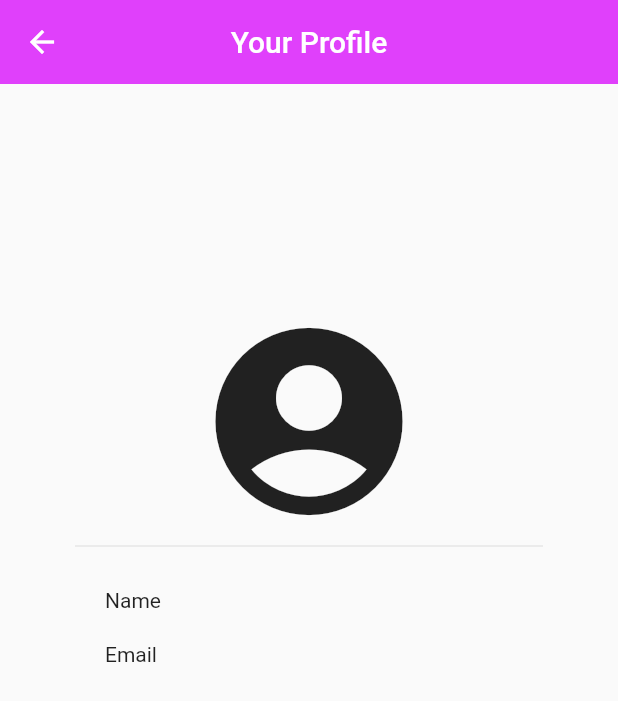
After one commit to DarkNinja15/chat_app, a Flutter app: the ProfilePage screen opened directly, on a phone screen of 412 x 824 dp. The commit adds this screen. Shown: the top 701 px of the screen. Run offline on Flutter 3.47's test engine with Material 2 defaults, Android fonts, the phone set to English and light mode, and no system bars; our stand-ins replace cloud_firestore, firebase_auth, firebase_core, flutter_spinkit, google_fonts; missing offline and left inert: fancy_drawer; accounts and stored records are empty.

Commit message:
profile screen completed

```diff
--- a/chat_app/lib/pages/home_page.dart
+++ b/chat_app/lib/pages/home_page.dart
@@ -1,5 +1,6 @@
 import 'package:chat_app/auth&database/authmethods.dart';
 import 'package:chat_app/pages/login_page.dart';
+import 'package:chat_app/pages/profile_page.dart';
 import 'package:chat_app/pages/search_page.dart';
 import 'package:chat_app/shared/loading1.dart';
 import 'package:cloud_firestore/cloud_firestore.dart';
@@ -116,7 +117,13 @@ class _HomePageState extends State<HomePage> with TickerProviderStateMixin {
                 ),
               ),
               TextButton.icon(
-                onPressed: () {},
+                onPressed: () {
+                  Navigator.of(context).push(
+                    MaterialPageRoute(
+                      builder: (context) => const ProfilePage(),
+                    ),
+                  );
+                },
                 icon: const Icon(
                   Icons.account_circle,
                   color: Colors.purpleAccent,
--- a/chat_app/lib/pages/login_page.dart
+++ b/chat_app/lib/pages/login_page.dart
@@ -103,9 +103,7 @@ class _LoginPageState extends State<LoginPage> {
                                 context: context,
                                 builder: (BuildContext buildcontext) {
                                   _timer =
-                                      Timer(const Duration(seconds: 1), () {
-                                    Navigator.of(context).pop();
-                                  });
+                                      Timer(const Duration(seconds: 5), () {});
                                   return ClipRRect(
                                     borderRadius: BorderRadius.circular(50),
                                     child: AlertDialog(
--- /dev/null
+++ b/chat_app/lib/pages/profile_page.dart
@@ -0,0 +1,110 @@
+import 'package:chat_app/shared/loading1.dart';
+import 'package:cloud_firestore/cloud_firestore.dart';
+import 'package:firebase_auth/firebase_auth.dart';
+import 'package:flutter/material.dart';
+
+class ProfilePage extends StatefulWidget {
+  const ProfilePage({super.key});
+
+  @override
+  State<ProfilePage> createState() => _ProfilePageState();
+}
+
+class _ProfilePageState extends State<ProfilePage> {
+  var userdata = {};
+  bool _isloading = false;
+  String profileImageUrl = '';
+  @override
+  void initState() {
+    getdata();
+    super.initState();
+  }
+
+  getdata() async {
+    setState(() {
+      _isloading = true;
+    });
+    try {
+      final uid = FirebaseAuth.instance.currentUser!.uid;
+      final usersnap =
+          await FirebaseFirestore.instance.collection('users').doc(uid).get();
+      userdata = usersnap.data()!;
+      print(userdata['name']);
+      if (userdata['profilePic'] != null) {
+        profileImageUrl = userdata['profilePic'];
+      }
+    } catch (e) {
+      print(e.toString());
+    }
+    setState(() {
+      _isloading = false;
+    });
+  }
+
+  @override
+  Widget build(BuildContext context) {
+    return _isloading
+        ? Scaffold(
+            body: Loading1(
+              color: Colors.purpleAccent,
+            ),
+          )
+        : Scaffold(
+            appBar: AppBar(
+              elevation: 0,
+              backgroundColor: Colors.purpleAccent,
+              title: const Text('Your Profile'),
+              centerTitle: true,
+            ),
+            body: SingleChildScrollView(
+              child: Container(
+                padding:
+                    const EdgeInsets.symmetric(horizontal: 50, vertical: 150),
+                child: Column(
+                  mainAxisAlignment: MainAxisAlignment.spaceBetween,
+                  crossAxisAlignment: CrossAxisAlignment.stretch,
+                  children: [
+                    profileImageUrl == ''
+                        ? const Icon(
+                            Icons.account_circle,
+                            size: 150,
+                          )
+                        : CircleAvatar(
+                            backgroundImage:
+                                NetworkImage(userdata['profilePic']),
+                            radius: 64,
+                          ),
+                    const Divider(),
+                    const SizedBox(
+                      height: 20,
+                    ),
+                    Padding(
+                      padding: const EdgeInsets.only(left: 20.0, right: 20.0),
+                      child: Row(
+                        mainAxisAlignment: MainAxisAlignment.spaceBetween,
+                        children: [
+                          const Text('Name'),
+                          Text(userdata['name']),
+                        ],
+                      ),
+                    ),
+                    const SizedBox(
+                      height: 20,
+                    ),
+                    Padding(
+                      padding: const EdgeInsets.only(left: 20.0, right: 20.0),
+                      child: Row(
+                        mainAxisAlignment: MainAxisAlignment.spaceBetween,
+                        children: [
+                          const Text('Email'),
+                          Text(userdata['email']),
+                        ],
+                      ),
+                    )
+                  ],
+                ),
+              ),
+            ),
+          );
+  }
+}
```
